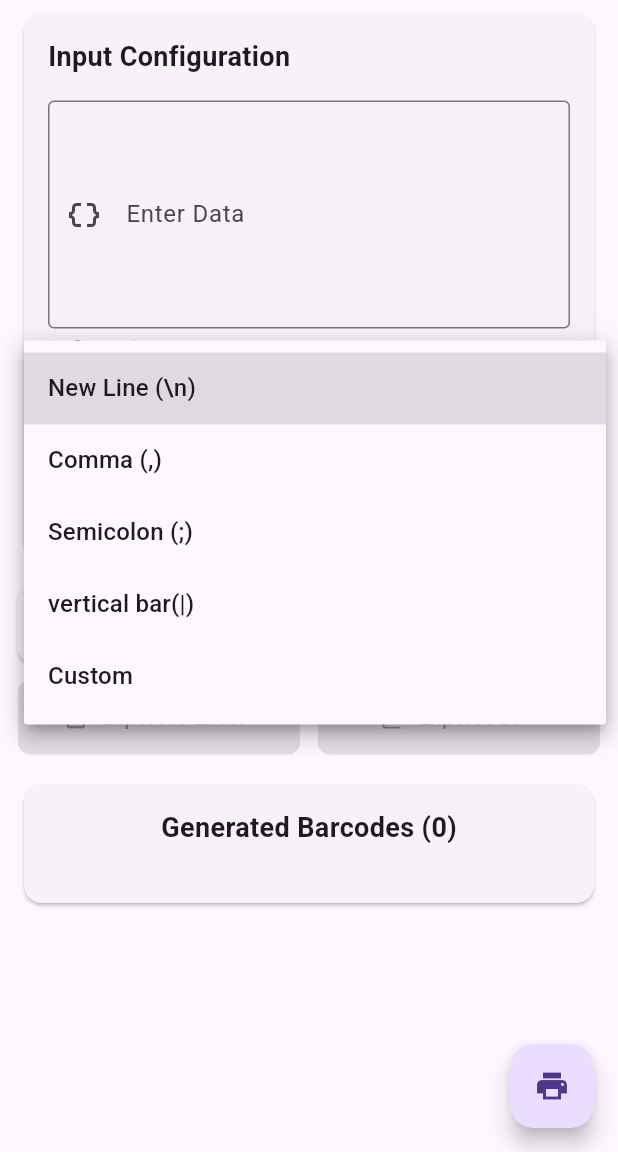
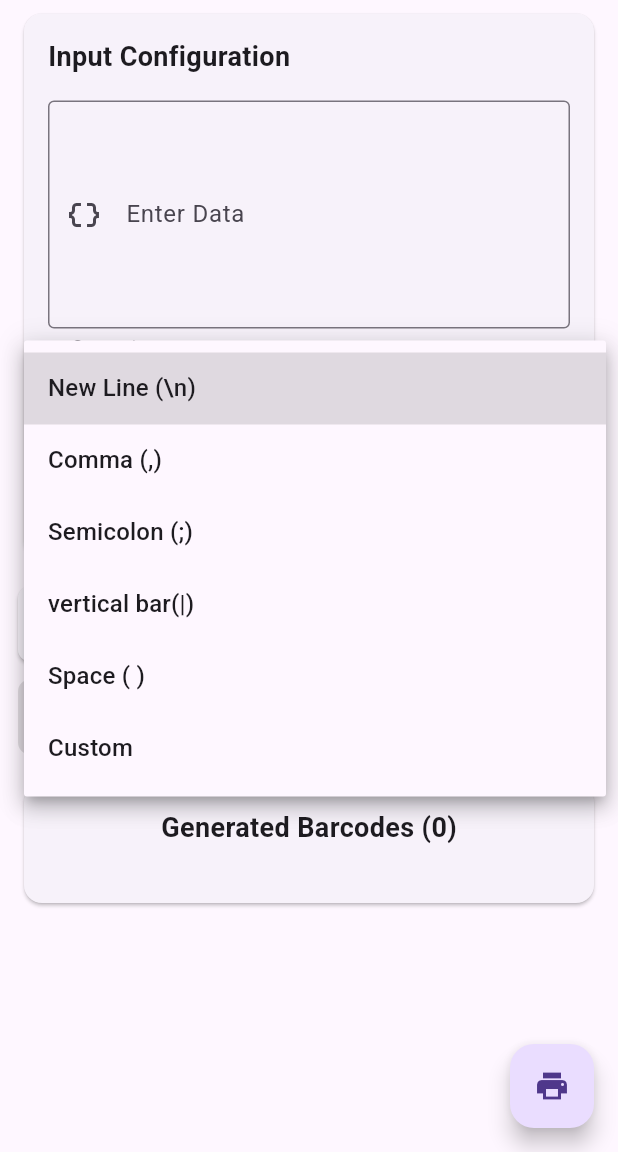
Before and after one commit to asciiblues/bulk_barcode, a Flutter app: the screen it shows after launch, after a tap on an icon or button, on a phone screen of 412 x 824 dp, the part 84-1236 px from its top. Run offline on Flutter 3.47's test engine with Material 3 defaults, Android fonts, the light colour scheme and no system bars; our stand-ins replace file_picker, pdf, printing; missing offline and left inert: excel, syncfusion_flutter_barcodes, syncfusion_flutter_xlsio.

Commit message:
+ Added space for barcode/ QR separator.

```diff
--- a/lib/main.dart
+++ b/lib/main.dart
@@ -911,6 +911,7 @@ class _MyHomePageState extends State<MyHomePage> {
     'Comma (,)',
     'Semicolon (;)',
     'vertical bar(|)',
+    'Space ( )',
     'Custom',
   ];
   String separator = "";
@@ -979,6 +980,9 @@ class _MyHomePageState extends State<MyHomePage> {
                             break;
                           case 'vertical bar(|)':
                             separatorController.text = '|';
+                            break;
+                          case 'Space ( )':
+                            separatorController.text = ' ';
                             break;
                           default:
                             showDialog(
```
Also changed, not shown: 5 other files.
